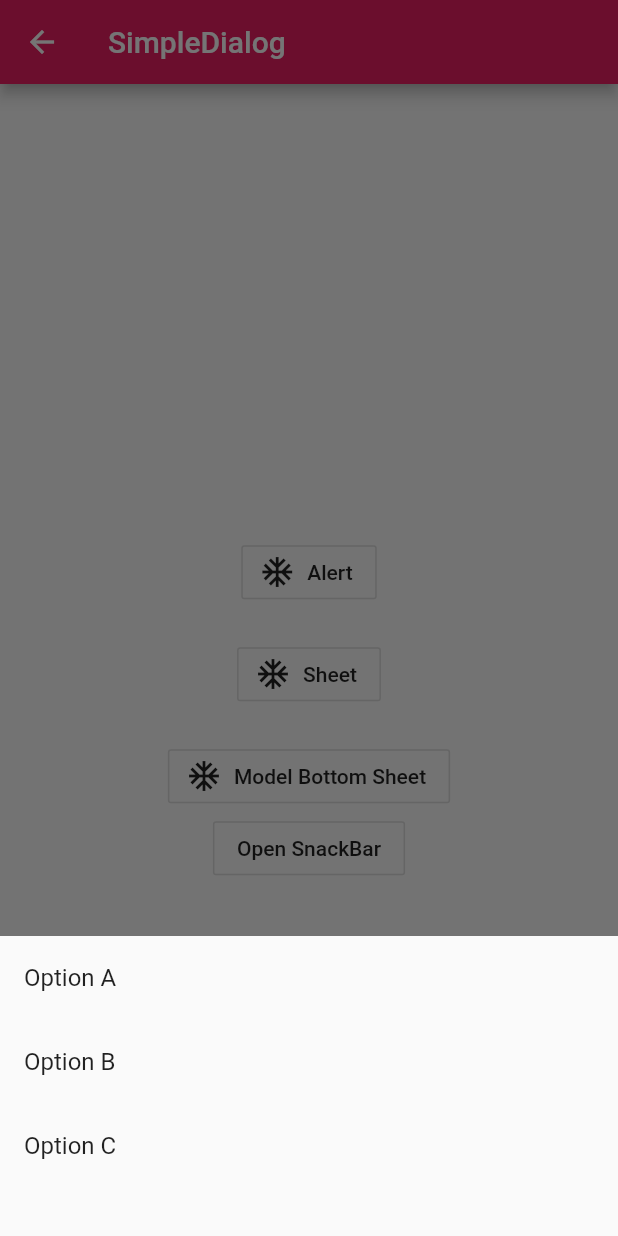
After one commit to Darren-xd/flutter_dome, a Flutter app: the SimpleDialogDemo screen opened directly, after a tap on "Sheet", after a tap on "Model Bottom Sheet", on a phone screen of 412 x 824 dp. The commit adds this screen. Run offline on Flutter 3.47's test engine with Material 2 defaults, Android fonts, the phone set to English and light mode, and no system bars; our stand-ins replace flutter_swiper.

Commit message:
各种弹窗演示

```diff
--- /dev/null
+++ b/lib/dialog/simple_dialog_demo.dart
@@ -0,0 +1,236 @@
+import 'package:flutter/material.dart';
+
+enum Option {
+  A,
+  B,
+}
+
+enum Action {
+  OK,
+  Cancel,
+}
+
+class SimpleDialogDemo extends StatefulWidget {
+  @override
+  _SimpleDialogDemoState createState() => _SimpleDialogDemoState();
+}
+
+class _SimpleDialogDemoState extends State<SimpleDialogDemo> {
+  String _choice = '';
+  final _bottomSheetScafffoldKey = GlobalKey<ScaffoldState>();
+
+  _openSimpleDialog() async {
+    final Option option = await showDialog(
+      context: context,
+      builder: (BuildContext context) {
+        return SimpleDialog(
+          title: Text("Title"),
+          children: <Widget>[
+            SimpleDialogOption(
+              child: Text("OptionA"),
+              onPressed: () {
+                Navigator.pop(context, Option.A);
+              },
+            ),
+            SimpleDialogOption(
+              child: Text("OptionB"),
+              onPressed: () {
+                Navigator.pop(context, Option.B);
+              },
+            ),
+          ],
+        );
+      },
+    );
+    switch (option) {
+      case Option.A:
+        setState(() {
+          _choice = "A";
+        });
+
+        break;
+      case Option.B:
+        setState(() {
+          _choice = "B";
+        });
+        break;
+      default:
+    }
+  }
+
+  _openAlertDialog() async {
+    final action = await showDialog(
+        context: context,
+        barrierDismissible: false,
+        builder: (BuildContext context) {
+          return AlertDialog(
+            title: Text("Alert"),
+            content: Text("Are you sure about this ?"),
+            actions: <Widget>[
+              FlatButton(
+                child: Text("Cancel"),
+                onPressed: () {
+                  Navigator.pop(context, Action.Cancel);
+                },
+              ),
+              FlatButton(
+                child: Text("OK"),
+                onPressed: () {
+                  Navigator.pop(context, Action.OK);
+                },
+              ),
+            ],
+          );
+        });
+    switch (action) {
+      case Action.OK:
+        setState(() {
+          _choice = "OK";
+        });
+        break;
+      case Action.Cancel:
+        setState(() {
+          _choice = "Cancel";
+        });
+        break;
+      default:
+    }
+  }
+
+  _openSheetDialog() {
+    _bottomSheetScafffoldKey.currentState
+        .showBottomSheet((BuildContext context) {
+      return BottomAppBar(
+        child: Container(
+          width: double.infinity,
+          height: 90.0,
+          padding: EdgeInsets.all(10),
+          child: Row(
+            children: <Widget>[
+              Icon(Icons.pause_circle_outline),
+              SizedBox(width: 20),
+              Text("01:30/03:30"),
+              Expanded(
+                child: Text(
+                  "Fix you - Coldplay",
+                  textAlign: TextAlign.right,
+                ),
+              )
+            ],
+          ),
+        ),
+      );
+    });
+  }
+
+  _openModelSheetDialog() async {
+    final option = await showModalBottomSheet(
+        context: context,
+        builder: (BuildContext context) {
+          return Container(
+            height: 200.0,
+            child: Column(
+              children: <Widget>[
+                ListTile(
+                  title: Text("Option A"),
+                  onTap: () {
+                    Navigator.pop(context, "A");
+                  },
+                ),
+                ListTile(
+                  title: Text("Option B"),
+                  onTap: () {
+                    Navigator.pop(context, "B");
+                  },
+                ),
+                ListTile(
+                  title: Text("Option C"),
+                  onTap: () {
+                    Navigator.pop(context, "C");
+                  },
+                ),
+              ],
+            ),
+          );
+        });
+    print(option);
+  }
+
+  _openSncakBarDialog() {
+    Scaffold.of(context).showSnackBar(SnackBar(
+      content: Text("Processing..."),
+      action: SnackBarAction(
+        label: "OK",
+        onPressed: () {},
+      ),
+    ));
+  }
+
+  @override
+  Widget build(BuildContext context) {
+    return Scaffold(
+      key: _bottomSheetScafffoldKey,
+      appBar: AppBar(
+        title: Text("SimpleDialog"),
+      ),
+      body: Container(
+        child: Column(
+          mainAxisAlignment: MainAxisAlignment.center,
+          children: <Widget>[
+            Row(
+              mainAxisAlignment: MainAxisAlignment.center,
+              children: <Widget>[
+                Text(
+                  "$_choice",
+                  style: TextStyle(fontSize: 40),
+                ),
+              ],
+            ),
+            SizedBox(height: 20),
+            OutlineButton.icon(
+              icon: Icon(Icons.ac_unit),
+              label: Text("Alert"),
+              onPressed: _openAlertDialog,
+            ),
+            SizedBox(height: 20),
+            OutlineButton.icon(
+              icon: Icon(Icons.ac_unit),
+              label: Text("Sheet"),
+              onPressed: _openSheetDialog,
+            ),
+            SizedBox(height: 20),
+            OutlineButton.icon(
+              icon: Icon(Icons.ac_unit),
+              label: Text("Model Bottom Sheet"),
+              onPressed: _openModelSheetDialog,
+            ),
+            SnackBarButton(),
+          ],
+        ),
+      ),
+      floatingActionButton: FloatingActionButton(
+        child: Icon(Icons.menu),
+        elevation: 0.0,
+        onPressed: _openSimpleDialog,
+      ),
+    );
+  }
+}
+
+class SnackBarButton extends StatelessWidget {
+  @override
+  Widget build(BuildContext context) {
+    return OutlineButton(
+      child: Text("Open SnackBar"),
+      onPressed: () {
+        Scaffold.of(context).showSnackBar(SnackBar(
+          content: Text("Processing..."),
+          action: SnackBarAction(
+            label: "OK",
+            onPressed: () {},
+          ),
+        ));
+      },
+    );
+  }
+}
```
Also changed, not shown: lib/buttom/button_demo.dart (+10 -0 lines), lib/dialog/expansion_panel_demo.dart (added, +92 -0 lines).
